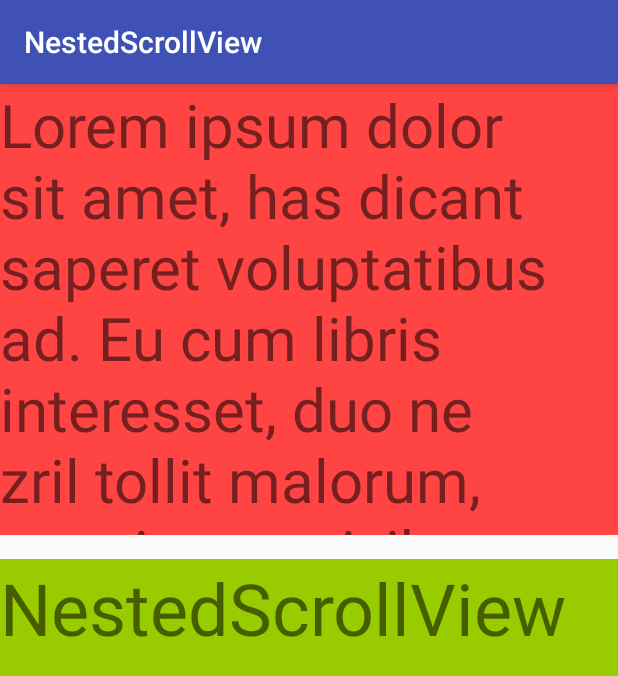
After one commit to vincenzo-petronio/LearningAndroid, an Android app: the NestedScrollActivity screen opened directly, with no data from a screen before it, on a phone screen of 412 x 824 dp. The commit adds this screen. Shown: the top 676 px of the screen. Run offline under Robolectric (Android 15) with nearby library versions, the phone set to English and light mode, and no system bars.

Commit message:
ADD NestedScrollView example

```diff
--- a/app/src/main/AndroidManifest.xml
+++ b/app/src/main/AndroidManifest.xml
@@ -18,7 +18,8 @@
                 <category android:name="android.intent.category.LAUNCHER" />
             </intent-filter>
         </activity>
-        <activity android:name=".ui.activity.JsoupActivity"></activity>
+        <activity android:name=".ui.activity.JsoupActivity" />
+        <activity android:name=".ui.activity.NestedScrollActivity"></activity>
     </application>
 
 </manifest>
--- a/app/src/main/java/it/localhost/app/mobile/learningandroid/ui/activity/JsoupActivity.java
+++ b/app/src/main/java/it/localhost/app/mobile/learningandroid/ui/activity/JsoupActivity.java
@@ -54,7 +54,7 @@ public class JsoupActivity extends AppCompatActivity implements JsoupTask.JsoupT
     private void initUi() {
         ButterKnife.bind(this);
 
-        getSupportActionBar().setTitle(R.string.actionbar_title);
+        getSupportActionBar().setTitle(R.string.jsoup_actionbar_title);
     }
 
     private void initData() {
--- a/app/src/main/java/it/localhost/app/mobile/learningandroid/ui/activity/MainActivity.java
+++ b/app/src/main/java/it/localhost/app/mobile/learningandroid/ui/activity/MainActivity.java
@@ -66,6 +66,8 @@ public class MainActivity extends AppCompatActivity {
             case 2:
                 break;
             case 3:
+                i = new Intent(MainActivity.this, NestedScrollActivity.class);
+                startActivity(i);
                 break;
             case 4:
                 break;
--- /dev/null
+++ b/app/src/main/java/it/localhost/app/mobile/learningandroid/ui/activity/NestedScrollActivity.java
@@ -0,0 +1,33 @@
+package it.localhost.app.mobile.learningandroid.ui.activity;
+
+import android.os.Bundle;
+import android.support.v7.app.AppCompatActivity;
+import android.util.Log;
+
+import it.localhost.app.mobile.learningandroid.R;
+
+public class NestedScrollActivity extends AppCompatActivity {
+
+    private static final String TAG = NestedScrollActivity.class.getSimpleName();
+
+    @Override
+    protected void onCreate(Bundle savedInstanceState) {
+        Log.v(TAG, "onCreate");
+        super.onCreate(savedInstanceState);
+
+        // VIEW
+        setContentView(R.layout.activity_nestedscroll);
+
+        initUi();
+    }
+
+    @Override
+    protected void onDestroy() {
+        Log.v(TAG, "onDestroy");
+        super.onDestroy();
+    }
+
+    private void initUi() {
+        getSupportActionBar().setTitle(R.string.nestedscroll_actionbar_title);
+    }
+}
--- /dev/null
+++ b/app/src/main/res/layout/activity_nestedscroll.xml
@@ -0,0 +1,37 @@
+<?xml version="1.0" encoding="utf-8"?>
+<ScrollView xmlns:android="http://schemas.android.com/apk/res/android"
+    xmlns:tools="http://schemas.android.com/tools"
+    android:layout_width="match_parent"
+    android:layout_height="match_parent"
+    android:fillViewport="true"
+    tools:context="it.localhost.app.mobile.learningandroid.ui.activity.NestedScrollActivity">
+
+    <LinearLayout
+        android:layout_width="match_parent"
+        android:layout_height="wrap_content"
+        android:orientation="vertical"
+        android:weightSum="1">
+
+        <android.support.v4.widget.NestedScrollView
+            android:layout_width="match_parent"
+            android:layout_height="0dp"
+            android:layout_weight="0.4"
+            android:background="@android:color/holo_red_light">
+
+            <TextView
+                android:layout_width="match_parent"
+                android:layout_height="wrap_content"
+                android:text="@string/lorem"
+                android:textSize="40sp" />
+        </android.support.v4.widget.NestedScrollView>
+
+        <TextView
+            android:layout_width="match_parent"
+            android:layout_height="0dp"
+            android:layout_marginTop="@dimen/activity_padding"
+            android:layout_weight="1"
+            android:background="@android:color/holo_green_light"
+            android:text="@string/nestedscroll_actionbar_title"
+            android:textSize="48sp" />
+    </LinearLayout>
+</ScrollView>
--- a/app/src/main/res/values/strings.xml
+++ b/app/src/main/res/values/strings.xml
@@ -1,6 +1,7 @@
 <resources>
     <!-- COMMON -->
     <string name="app_name">LearningAndroid</string>
+    <string name="lorem">Lorem ipsum dolor sit amet, has dicant saperet voluptatibus ad. Eu cum libris interesset, duo ne zril tollit malorum, pro ei quas civibus. Disputando dissentiunt ei his. Vim ei exerci deleniti. Cu graeci scripserit vim, iusto deseruisse ei sit.</string>
 
     <!-- MAIN -->
     <string-array name="main_items">
@@ -11,5 +12,8 @@
     </string-array>
 
     <!-- JSOUP -->
-    <string name="actionbar_title">jsoup</string>
+    <string name="jsoup_actionbar_title">jsoup</string>
+
+    <!-- NESTED SCROLL VIEW -->
+    <string name="nestedscroll_actionbar_title">NestedScrollView</string>
 </resources>
```
